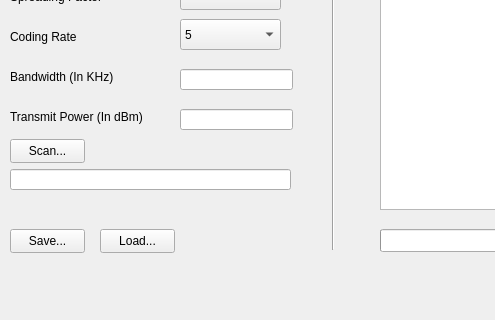
Qt form ret_gui.ui (rtrichardnguyen/Reticulum_gui) before a commit; both pictures show x 0 to 495 and y 240 to 560 of the 732 by 560 pixel window.
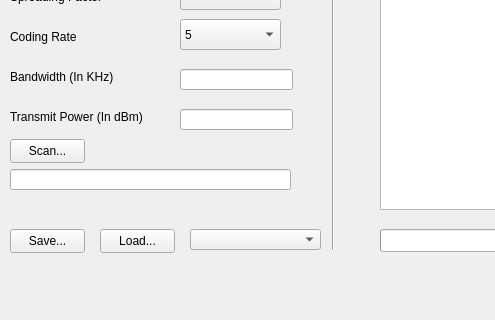
The same form after that commit. Icons and pictures are not drawn.

Commit message: added profile dropdown

What changed in the file:
```diff
--- a/ret_gui.ui
+++ b/ret_gui.ui
@@ -430,6 +430,19 @@
      </rect>
     </property>
    </widget>
+   <widget class="QComboBox" name="comboBox">
+    <property name="geometry">
+     <rect>
+      <x>190</x>
+      <y>450</y>
+      <width>131</width>
+      <height>21</height>
+     </rect>
+    </property>
+    <property name="maxVisibleItems">
+     <number>100</number>
+    </property>
+   </widget>
    <zorder>label_7</zorder>
    <zorder>freqCombo</zorder>
    <zorder>spreadCombo</zorder>
```
Left out of the diff: 1 changed line with no effect on the pictures. The commit also changes 1 other file.
